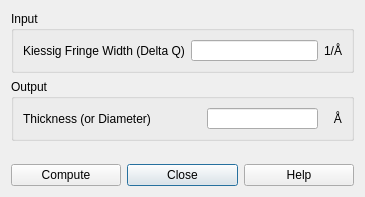
The window that src/sas/qtgui/Calculators/UI/KiessigPanel.ui (SasView/sasview) describes before a commit, drawn with Qt 5.
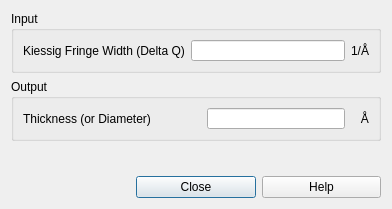
The same window after the commit. Icons and pictures are not drawn.

```diff
--- a/src/sas/qtgui/Calculators/UI/KiessigPanel.ui
+++ b/src/sas/qtgui/Calculators/UI/KiessigPanel.ui
@@ -6,8 +6,8 @@
    <rect>
     <x>0</x>
     <y>0</y>
-    <width>365</width>
-    <height>197</height>
+    <width>392</width>
+    <height>209</height>
    </rect>
   </property>
   <property name="focusPolicy">
@@ -146,16 +146,6 @@
      </property>
     </widget>
    </item>
-   <item row="3" column="0">
-    <widget class="QPushButton" name="computeButton">
-     <property name="toolTip">
-      <string>&lt;html&gt;&lt;head/&gt;&lt;body&gt;&lt;p&gt;Compute the thickness or diameter.&lt;/p&gt;&lt;/body&gt;&lt;/html&gt;</string>
-     </property>
-     <property name="text">
-      <string>Compute</string>
-     </property>
-    </widget>
-   </item>
   </layout>
  </widget>
  <tabstops>
```
Left out of the diff: 1 changed line with no effect on the pictures.
